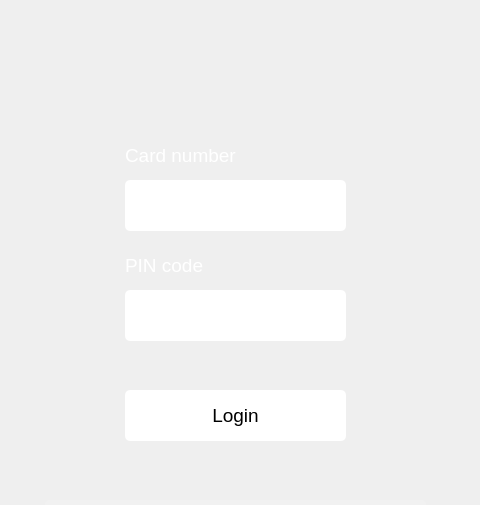
Old version of the form frontend/mainwindow.ui in the repository 22kmo-project/group_14; both pictures show x 165 to 645 and y 0 to 505 of the 800 by 600 pixel window.
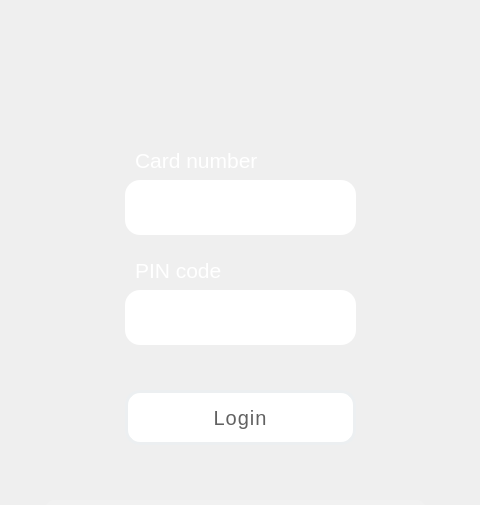
New version of the form.

Commit message: unifying UI elements across different windows, button & font sizes etc.. + new deposit window

```diff
--- a/frontend/mainwindow.ui
+++ b/frontend/mainwindow.ui
@@ -36,8 +36,8 @@
      <widget class="QLabel" name="idCardLabel">
       <property name="geometry">
        <rect>
-        <x>290</x>
-        <y>130</y>
+        <x>300</x>
+        <y>135</y>
         <width>191</width>
         <height>51</height>
        </rect>
@@ -46,14 +46,14 @@
        <string notr="true">color:white;</string>
       </property>
       <property name="text">
-       <string>&lt;html&gt;&lt;head/&gt;&lt;body&gt;&lt;p&gt;&lt;span style=&quot; font-size:14pt;&quot;&gt;Card number&lt;/span&gt;&lt;/p&gt;&lt;/body&gt;&lt;/html&gt;</string>
+       <string>&lt;html&gt;&lt;head/&gt;&lt;body&gt;&lt;p&gt;&lt;span style=&quot; font-size:16pt;&quot;&gt;Card number&lt;/span&gt;&lt;/p&gt;&lt;/body&gt;&lt;/html&gt;</string>
       </property>
      </widget>
      <widget class="QLabel" name="passwordLabel">
       <property name="geometry">
        <rect>
-        <x>290</x>
-        <y>240</y>
+        <x>300</x>
+        <y>245</y>
         <width>191</width>
         <height>51</height>
        </rect>
@@ -62,7 +62,7 @@
        <string notr="true">color:white;</string>
       </property>
       <property name="text">
-       <string>&lt;html&gt;&lt;head/&gt;&lt;body&gt;&lt;p&gt;&lt;span style=&quot; font-size:14pt;&quot;&gt;PIN code&lt;/span&gt;&lt;/p&gt;&lt;/body&gt;&lt;/html&gt;</string>
+       <string>&lt;html&gt;&lt;head/&gt;&lt;body&gt;&lt;p&gt;&lt;span style=&quot; font-size:16pt;&quot;&gt;PIN code&lt;/span&gt;&lt;/p&gt;&lt;/body&gt;&lt;/html&gt;</string>
       </property>
      </widget>
      <widget class="QLabel" name="infoLabel">
@@ -84,7 +84,7 @@
        <string notr="true">background:rgba(255,255,255,0.15);
 font-size:20px;
 color:white;
-border-radius:5px;
+border-radius:10px;
 padding:10px;</string>
       </property>
       <property name="text">
@@ -96,16 +96,17 @@
        <rect>
         <x>290</x>
         <y>290</y>
-        <width>221</width>
-        <height>51</height>
+        <width>231</width>
+        <height>55</height>
        </rect>
       </property>
       <property name="styleSheet">
        <string notr="true">background:white;
-border-radius:5px;
+border-radius:15px;
 padding:0 10px;
-color:black;
-font-size:18px;</string>
+color:#37474F;
+font-size:22px;
+letter-spacing:1px;</string>
       </property>
       <property name="text">
        <string/>
@@ -122,16 +123,17 @@
        <rect>
         <x>290</x>
         <y>180</y>
-        <width>221</width>
-        <height>51</height>
+        <width>231</width>
+        <height>55</height>
        </rect>
       </property>
       <property name="styleSheet">
        <string notr="true">background:white;
-border-radius:5px;
+border-radius:15px;
 padding:0 10px;
-color:black;
-font-size:18px;</string>
+color:#37474F;
+font-size:22px;
+letter-spacing:1px;</string>
       </property>
       <property name="text">
        <string/>
@@ -145,19 +147,26 @@
        <rect>
         <x>290</x>
         <y>390</y>
-        <width>221</width>
-        <height>51</height>
+        <width>231</width>
+        <height>55</height>
        </rect>
       </property>
       <property name="cursor">
        <cursorShape>PointingHandCursor</cursorShape>
       </property>
       <property name="styleSheet">
-       <string notr="true">background:white;
-border-radius:5px;
-
-color:black;
-font-size:19px;</string>
+       <string notr="true">QPushButton {
+background-color: white;
+border-radius:15px;
+color:#616161;
+font-size:20px;
+letter-spacing:1px;
+border:3px solid #ECEFF1;
+}
+QPushButton:hover {
+background-color: #ECEFF1;
+color:#37474F;
+}</string>
       </property>
       <property name="text">
        <string>Login</string>
```
The commit also changes 25 other files.
